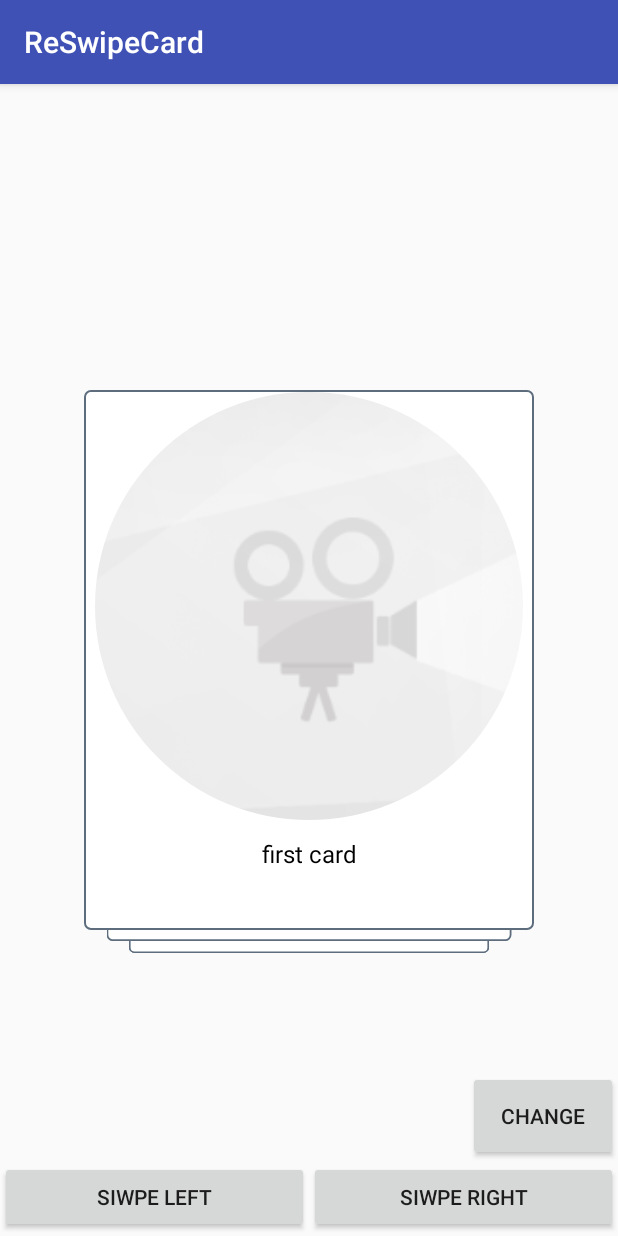
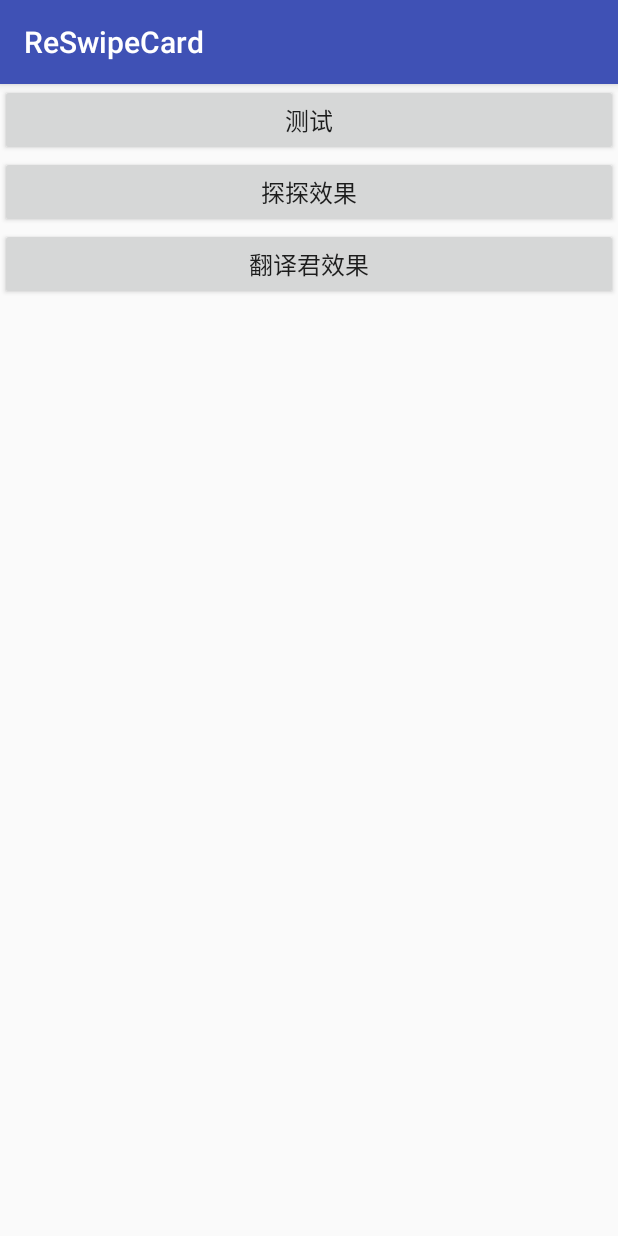
Before and after one commit to chenlin030922/ReSwipeCard, an Android app: the screen it shows after launch (MainActivity before the commit, DemoActivity after it), on a phone screen of 412 x 824 dp. Run offline under Robolectric (Android 15) with nearby library versions, the phone set to English and light mode, and no system bars; our stand-ins replace ButterKnife; plain views replace RoundedImageView.

```diff
--- a/app/build.gradle
+++ b/app/build.gradle
@@ -23,9 +23,12 @@ dependencies {
     implementation fileTree(dir: 'libs', include: ['*.jar'])
     implementation 'com.android.support:appcompat-v7:26.1.0'
 //    implementation 'com'
+    implementation 'com.android.support.constraint:constraint-layout:1.0.2'
     compile 'com.android.support:cardview-v7:26.1.0'
     compile project(':cardlib')
     testImplementation 'junit:junit:4.12'
+    compile 'com.jakewharton:butterknife:8.8.1'
+    annotationProcessor 'com.jakewharton:butterknife-compiler:8.8.1'
     compile 'com.android.support:design:26.1.0'
     compile 'com.github.bumptech.glide:glide:4.0.0'
     annotationProcessor 'com.github.bumptech.glide:compiler:4.0.0'
--- a/app/src/main/AndroidManifest.xml
+++ b/app/src/main/AndroidManifest.xml
@@ -12,7 +12,10 @@
         android:roundIcon="@mipmap/ic_launcher_round"
         android:supportsRtl="true"
         android:theme="@style/AppTheme">
-        <activity android:name=".MainActivity">
+        <activity android:name=".NormalActivity">
+
+        </activity>
+        <activity android:name=".DemoActivity">
             <intent-filter>
                 <action android:name="android.intent.action.MAIN"/>
 
--- /dev/null
+++ b/app/src/main/java/com/lin/reswipecard/DemoActivity.java
@@ -0,0 +1,43 @@
+package com.lin.reswipecard;
+
+import android.content.Intent;
+import android.os.Bundle;
+import android.support.v7.app.AppCompatActivity;
+import android.view.View;
+import android.widget.Button;
+
+import butterknife.BindView;
+import butterknife.ButterKnife;
+import butterknife.OnClick;
+
+public class DemoActivity extends AppCompatActivity {
+    @BindView(R.id.tantan)
+    Button mTantan;
+    @BindView(R.id.fanyijun)
+    Button mFanyijun;
+    @BindView(R.id.normal)
+    Button mNormal;
+
+    @OnClick({R.id.tantan, R.id.fanyijun,R.id.normal})
+    public void onViewClicked(View view) {
+        switch (view.getId()) {
+            case R.id.tantan:
+
+                break;
+            case R.id.fanyijun:
+                break;
+            case R.id.normal:
+                Intent intent = new Intent(DemoActivity.this, NormalActivity.class);
+                startActivity(intent);
+                break;
+        }
+    }
+
+
+    @Override
+    protected void onCreate(Bundle savedInstanceState) {
+        super.onCreate(savedInstanceState);
+        setContentView(R.layout.activity_demo);
+        ButterKnife.bind(this);
+    }
+}
--- a/app/src/main/java/com/lin/reswipecard/TanTanActivity.java
+++ b/app/src/main/java/com/lin/reswipecard/TanTanActivity.java
@@ -8,6 +8,6 @@ public class TanTanActivity extends AppCompatActivity {
     @Override
     protected void onCreate(Bundle savedInstanceState) {
         super.onCreate(savedInstanceState);
-        setContentView(R.layout.activity_tantan);
+        setContentView(R.layout.activity_tan_tan);
     }
 }
--- /dev/null
+++ b/app/src/main/res/layout/activity_demo.xml
@@ -0,0 +1,34 @@
+<?xml version="1.0" encoding="utf-8"?>
+<LinearLayout
+    xmlns:android="http://schemas.android.com/apk/res/android"
+    xmlns:app="http://schemas.android.com/apk/res-auto"
+    xmlns:tools="http://schemas.android.com/tools"
+    android:layout_width="match_parent"
+    android:orientation="vertical"
+    android:layout_height="match_parent"
+    tools:context="com.lin.reswipecard.DemoActivity">
+    <Button
+        android:layout_width="match_parent"
+        android:id="@+id/normal"
+        android:padding="10dp"
+        android:textSize="16sp"
+        android:text="测试"
+        android:gravity="center"
+        android:layout_height="wrap_content"/>
+    <Button
+        android:layout_width="match_parent"
+        android:id="@+id/tantan"
+        android:padding="10dp"
+        android:textSize="16sp"
+        android:text="探探效果"
+        android:gravity="center"
+        android:layout_height="wrap_content"/>
+    <Button
+        android:layout_width="match_parent"
+        android:id="@+id/fanyijun"
+        android:padding="10dp"
+        android:textSize="16sp"
+        android:text="翻译君效果"
+        android:gravity="center"
+        android:layout_height="wrap_content"/>
+</LinearLayout>
--- a/app/src/main/res/layout/activity_main.xml
+++ b/app/src/main/res/layout/activity_normal.xml
@@ -5,12 +5,11 @@
     xmlns:tools="http://schemas.android.com/tools"
     android:layout_width="match_parent"
     android:orientation="vertical"
-    android:clipChildren="false"
     android:layout_height="match_parent">
         <android.support.v7.widget.RecyclerView
-            android:layout_width="match_parent"
+            android:layout_width="200dp"
             android:id="@+id/list"
-            android:layout_height="match_parent">
+            android:layout_height="200dp">
 
         </android.support.v7.widget.RecyclerView>
         <Button
--- a/cardlib/src/main/java/com/lin/cardlib/CardConfig.java
+++ b/cardlib/src/main/java/com/lin/cardlib/CardConfig.java
@@ -8,7 +8,7 @@ import com.lin.cardlib.utils.ReItemTouchHelper;
  * mail: linchen@sogou-inc.com
  */
 
-public  class CardConfig {
+public class CardConfig {
     public static final int DEFAULT_SHOW_ITEM = 3;
 
     public static final float DEFAULT_SCALE = 0.1f;
@@ -16,12 +16,6 @@ public  class CardConfig {
     public static final int DEFAULT_TRANSLATE_Y = 14;
 
     public static final float DEFAULT_ROTATE_DEGREE = 15f;
-
-    public static final int SWIPING_NONE = 0;
-    public static final int SWIPED_LEFT = ReItemTouchHelper.LEFT;
-    public static final int SWIPED_RIGHT = ReItemTouchHelper.RIGHT;
-    public static final int SWIPED_UP = ReItemTouchHelper.UP;
-    public static final int SWIPED_DOWN = ReItemTouchHelper.DOWN;
 
     public int getShowCount() {
         return DEFAULT_SHOW_ITEM;
@@ -40,17 +34,13 @@ public  class CardConfig {
     }
 
     public int getSwipeDirection() {
-        return CardConfig.SWIPED_DOWN
-                | CardConfig.SWIPED_UP
-                | CardConfig.SWIPED_RIGHT
-                | CardConfig.SWIPED_LEFT;
+        return ReItemTouchHelper.LEFT | ReItemTouchHelper.RIGHT
+                | ReItemTouchHelper.UP |  ReItemTouchHelper.DOWN;
     }
 
     public int couldSwipeOutDirection() {
-        return CardConfig.SWIPED_DOWN
-                | CardConfig.SWIPED_UP
-                | CardConfig.SWIPED_RIGHT
-                | CardConfig.SWIPED_LEFT;
+        return ReItemTouchHelper.LEFT | ReItemTouchHelper.RIGHT
+                | ReItemTouchHelper.UP |  ReItemTouchHelper.DOWN;
     }
 
     public float getSwipeThreshold() {
@@ -70,7 +60,7 @@ public  class CardConfig {
     }
 
     public int getStackDirection() {
-        return ReItemTouchHelper.DOWN;
+        return  ReItemTouchHelper.DOWN;
     }
 
 }
```
Also changed, not shown: app/src/main/java/com/lin/reswipecard/NormalActivity.java (renamed from app/src/main/java/com/lin/reswipecard/MainActivity.java, +24 -28 lines), app/src/main/res/layout/layout_dialog.xml (+5 -5 lines), cardlib/src/main/java/com/lin/cardlib/CardOperator.java (deleted, +0 -59 lines), cardlib/src/main/java/com/lin/cardlib/CardTouchHelperCallback.java (+6 -10 lines), cardlib/src/main/java/com/lin/cardlib/utils/ReItemTouchHelper.java (+45 -4 lines), app/src/main/res/layout/activity_tan_tan.xml (renamed from app/src/main/res/layout/activity_tantan.xml), 1 other file.
